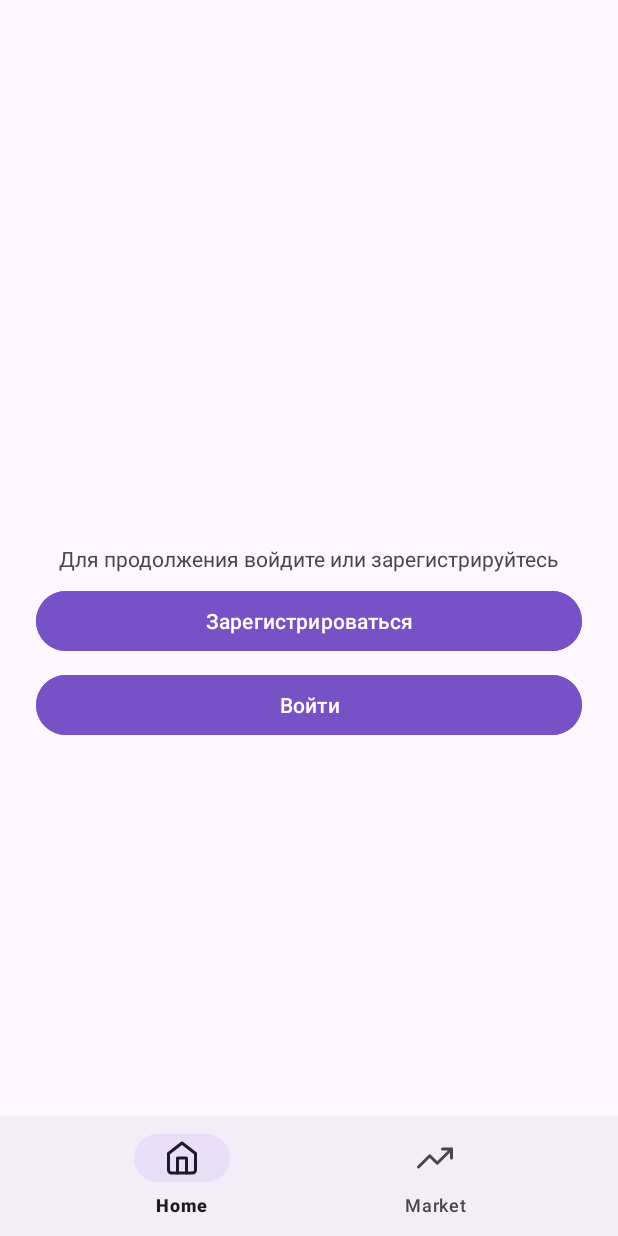
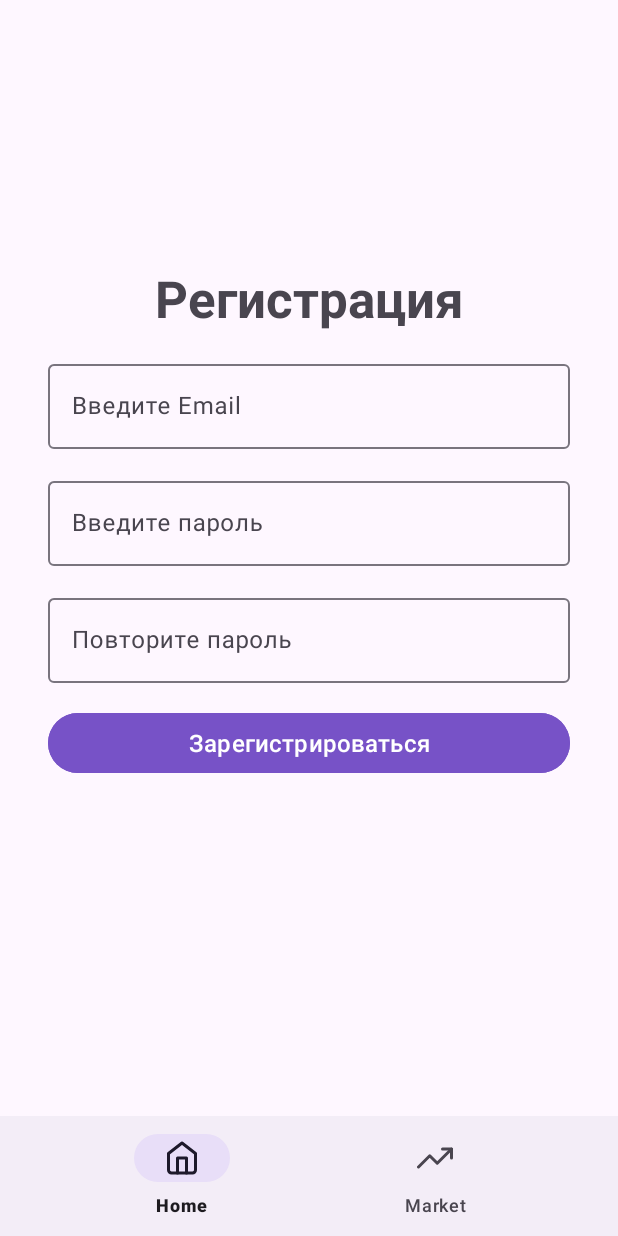
Before and after one commit to bogdash/DiplomaFinance, an Android app: the screen it shows after launch (MainActivity), after a tap on "Зарегистрироваться", on a phone screen of 412 x 824 dp. Run offline under Robolectric (Android 15) with nearby library versions, the phone set to English and light mode, and no system bars; our stand-ins replace navigation-ui.

Commit message:
add sign up

```diff
--- /dev/null
+++ b/app/src/main/java/com/bogdash/diplomafinance/register/SignUpFragment.kt
@@ -0,0 +1,20 @@
+package com.bogdash.diplomafinance.register
+
+import android.os.Bundle
+import androidx.fragment.app.Fragment
+import android.view.LayoutInflater
+import android.view.View
+import android.view.ViewGroup
+import com.bogdash.diplomafinance.R
+
+class SignUpFragment : Fragment() {
+
+    override fun onCreateView(
+        inflater: LayoutInflater, container: ViewGroup?,
+        savedInstanceState: Bundle?
+    ): View? {
+        // Inflate the layout for this fragment
+        return inflater.inflate(R.layout.fragment_sign_up, container, false)
+    }
+
+}
--- /dev/null
+++ b/app/src/main/res/layout/fragment_sign_up.xml
@@ -0,0 +1,70 @@
+<?xml version="1.0" encoding="utf-8"?>
+<LinearLayout xmlns:android="http://schemas.android.com/apk/res/android"
+    xmlns:app="http://schemas.android.com/apk/res-auto"
+    xmlns:tools="http://schemas.android.com/tools"
+    android:layout_width="match_parent"
+    android:layout_height="match_parent"
+    android:orientation="vertical"
+    android:padding="32dp"
+    tools:context=".register.SignUpFragment">
+
+    <TextView
+        android:id="@+id/tv_sign_up"
+        android:layout_width="match_parent"
+        android:layout_height="wrap_content"
+        android:layout_marginTop="144dp"
+        android:gravity="center"
+        android:text="@string/title_sign_up"
+        android:textSize="34sp"
+        android:textStyle="bold" />
+
+    <com.google.android.material.textfield.TextInputLayout
+        android:layout_width="match_parent"
+        android:layout_height="wrap_content"
+        android:layout_marginTop="16dp"
+        android:hint="@string/email">
+
+        <com.google.android.material.textfield.TextInputEditText
+            android:layout_width="match_parent"
+            android:layout_height="wrap_content" />
+
+    </com.google.android.material.textfield.TextInputLayout>
+
+    <com.google.android.material.textfield.TextInputLayout
+        android:layout_width="match_parent"
+        android:layout_height="wrap_content"
+        android:layout_marginTop="16dp"
+        android:hint="@string/password">
+
+        <EditText
+            android:id="@+id/editTextTextPassword"
+            android:layout_width="match_parent"
+            android:layout_height="wrap_content"
+            android:ems="10"
+            android:inputType="textPassword" />
+    </com.google.android.material.textfield.TextInputLayout>
+
+    <com.google.android.material.textfield.TextInputLayout
+        android:layout_width="match_parent"
+        android:layout_height="wrap_content"
+        android:layout_marginTop="16dp"
+        android:hint="@string/repeat_password">
+
+        <EditText
+            android:id="@+id/editTextTextPassword2"
+            android:layout_width="match_parent"
+            android:layout_height="wrap_content"
+            android:ems="10"
+            android:inputType="textPassword" />
+    </com.google.android.material.textfield.TextInputLayout>
+
+    <Button
+        android:id="@+id/bt_sign_up"
+        android:layout_width="match_parent"
+        android:layout_height="wrap_content"
+        android:layout_marginTop="16dp"
+        android:backgroundTint="#7752C7"
+        android:text="@string/sign_up"
+        android:textSize="16sp" />
+
+</LinearLayout>
--- a/app/src/main/res/values/strings.xml
+++ b/app/src/main/res/values/strings.xml
@@ -52,7 +52,13 @@
     <string name="log_in">Войти</string>
     <string name="sign_up">Зарегистрироваться</string>
 
-
+    <!-- LogInFragment -->
+    <string name="title_log_in">Вход</string>
+    <!-- SignUpFragment -->
+    <string name="title_sign_up">Регистрация</string>
+    <string name="email">Введите Email</string>
+    <string name="password">Введите пароль</string>
+    <string name="repeat_password">Повторите пароль</string>
     <string name="hello_blank_fragment">Hello blank fragment</string>
 
 </resources>
```
